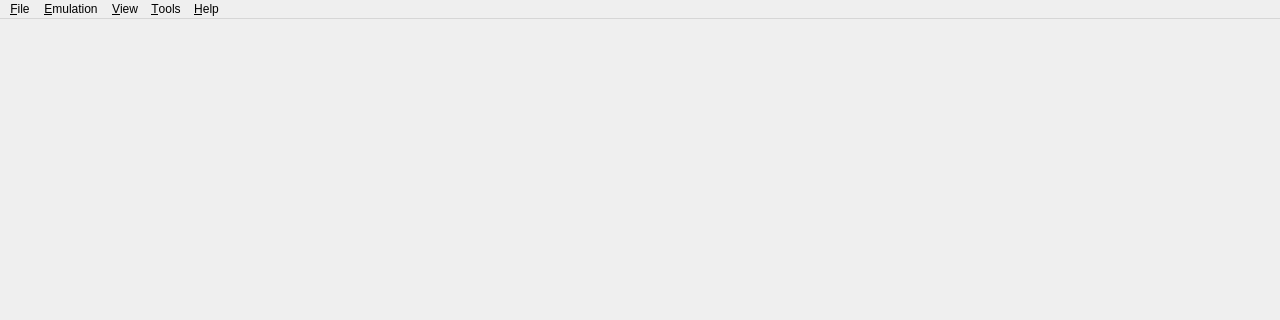
The window that src/yuzu/main.ui (Djipi71/OOT) describes before a commit, drawn with Qt 5; both pictures show x 0 to 1280 and y 0 to 320 of the 1280 by 720 pixel window.
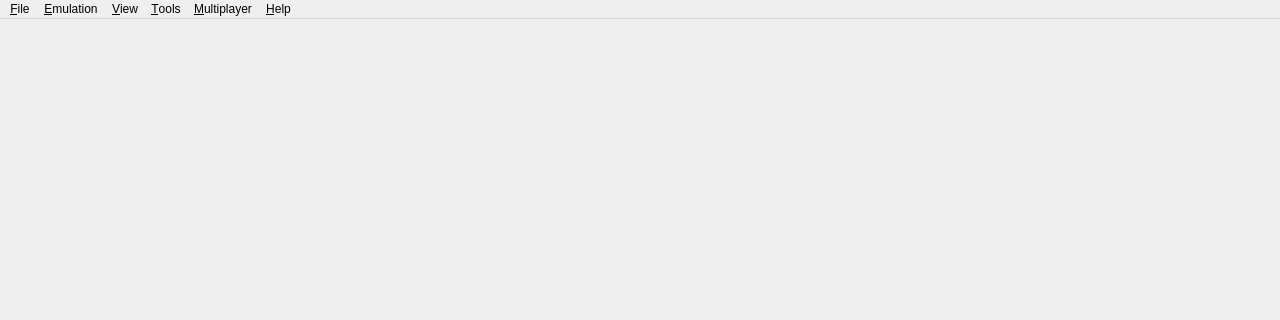
The same window after the commit. Icons and pictures are not drawn.

What changed in the file:
```diff
--- a/src/yuzu/main.ui
+++ b/src/yuzu/main.ui
@@ -242,6 +242,7 @@
    <addaction name="menu_Emulation"/>
    <addaction name="menu_View"/>
    <addaction name="menu_Tools"/>
+   <addaction name="menu_Multiplayer"/>
    <addaction name="menu_Help"/>
   </widget>
   <action name="action_Install_File_NAND">
```
Left out of the diff: 9 changed lines with no effect on the pictures.
